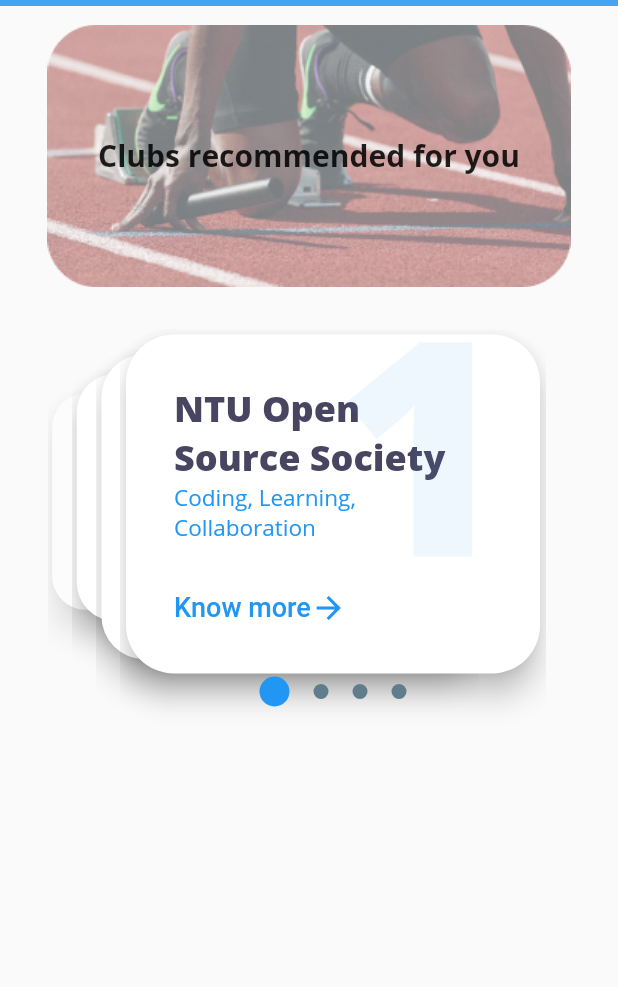
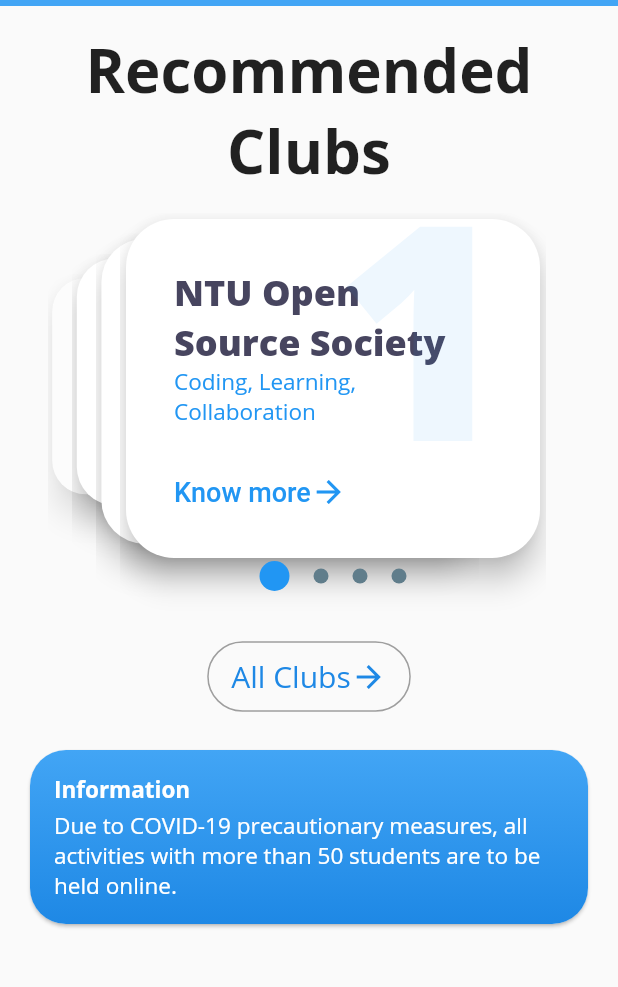
Before and after one commit to guptajay/NTUCollab, a Flutter app: the Clubs screen opened directly, on a phone screen of 412 x 824 dp, the part 84-1071 px from its top. Run offline on Flutter 3.47's test engine with Material 2 defaults, Android fonts, the phone set to English and light mode, and no system bars; our stand-ins replace cloud_firestore, firebase_auth, firebase_core, flutter_swiper, google_sign_in, multi_select_flutter and 1 more; accounts and stored records are empty; Roboto replaces fonts that are missing (Avenir).

Commit message:
Improvements (#18)
1. New Home Page
2. Create Group Page
3. All Modules/Clubs page
4. Bug Fixes and UI Improvements

```diff
--- a/lib/main.dart
+++ b/lib/main.dart
@@ -11,6 +11,7 @@ class MyApp extends StatelessWidget {
   Widget build(BuildContext context) {
     return MaterialApp(
       title: 'Flutter Login',
+      debugShowCheckedModeBanner: false,
       theme: ThemeData(
           textTheme: Theme.of(context).textTheme.apply(
             fontFamily: 'Open Sans',
--- /dev/null
+++ b/lib/screens/all_clubs.dart
@@ -0,0 +1,38 @@
+import 'package:flutter/material.dart';
+import 'package:ntucollab/widgets/app_bar.dart';
+import 'package:ntucollab/widgets/group_card.dart';
+
+class AllClubsPage extends StatefulWidget {
+  @override
+  _AllClubsPageState createState() => _AllClubsPageState();
+}
+
+class _AllClubsPageState extends State<AllClubsPage> {
+  @override
+  void initState() {
+    super.initState();
+  }
+
+  @override
+  Widget build(BuildContext context) {
+    return Scaffold(
+        appBar: AppbarWidget.getAppBar("All Clubs", Colors.blue[400], Colors.white),
+        body: SingleChildScrollView(
+          child: Column(children: <Widget>[
+            SizedBox(height: 10,),
+            Text("Sem 2, AY2020-21",
+                style:
+                TextStyle(fontSize: 40, fontWeight: FontWeight.bold)),
+            SizedBox(height: 10,),
+            GroupCard.getGroupCard("CZ1011 Maths 1", "", 25, context,1, "More", "Algebra, Calculus"),
+            GroupCard.getGroupCard("CZ3004 MDP", "", 25,context,2, "More", "Android, Arduino, Raspberry Pi"),
+            GroupCard.getGroupCard("CZ3005 AI", "", 25,context,3, "More", "Calculus, Logical Inference"),
+            GroupCard.getGroupCard("ET0001 Innovation", "", 25,context,2, "More", "Entrepreneurship, Online"),
+            GroupCard.getGroupCard("CZ3004 MDP", "", 25,context,2, "More", "Android, Arduino, Raspberry Pi"),
+            GroupCard.getGroupCard("CZ3005 AI", "", 25,context,3, "More", "Calculus, Logical Inference"),
+            GroupCard.getGroupCard("ET0001 Innovation", "", 25,context,2, "More", "Entrepreneurship, Online"),
+          ]
+          ),
+        ));
+  }
+}
--- /dev/null
+++ b/lib/screens/all_modules.dart
@@ -0,0 +1,38 @@
+import 'package:flutter/material.dart';
+import 'package:ntucollab/widgets/app_bar.dart';
+import 'package:ntucollab/widgets/group_card.dart';
+
+class AllModulesPage extends StatefulWidget {
+  @override
+  _AllModulesPageState createState() => _AllModulesPageState();
+}
+
+class _AllModulesPageState extends State<AllModulesPage> {
+  @override
+  void initState() {
+    super.initState();
+  }
+
+  @override
+  Widget build(BuildContext context) {
+    return Scaffold(
+        appBar: AppbarWidget.getAppBar("All Modules", Colors.blue[400], Colors.white),
+        body: SingleChildScrollView(
+          child: Column(children: <Widget>[
+            SizedBox(height: 10,),
+            Text("Sem 2, AY2020-21",
+                style:
+                TextStyle(fontSize: 40, fontWeight: FontWeight.bold)),
+            SizedBox(height: 10,),
+            GroupCard.getGroupCard("CZ1011 Maths 1", "", 25, context,1, "More", "Algebra, Calculus"),
+            GroupCard.getGroupCard("CZ3004 MDP", "", 25,context,2, "More", "Android, Arduino, Raspberry Pi"),
+            GroupCard.getGroupCard("CZ3005 AI", "", 25,context,3, "More", "Calculus, Logical Inference"),
+            GroupCard.getGroupCard("ET0001 Innovation", "", 25,context,2, "More", "Entrepreneurship, Online"),
+            GroupCard.getGroupCard("CZ3004 MDP", "", 25,context,2, "More", "Android, Arduino, Raspberry Pi"),
+            GroupCard.getGroupCard("CZ3005 AI", "", 25,context,3, "More", "Calculus, Logical Inference"),
+            GroupCard.getGroupCard("ET0001 Innovation", "", 25,context,2, "More", "Entrepreneurship, Online"),
+          ]
+          ),
+        ));
+  }
+}
--- a/lib/screens/club_details.dart
+++ b/lib/screens/club_details.dart
@@ -69,7 +69,7 @@ class _ClubDetailsPageState extends State<ClubDetailsPage> {
   Widget build(BuildContext context) {
     return Scaffold(
         appBar: AppbarWidget.getAppBar(
-            "Group Details", Colors.blue[400], Colors.white),
+            "Club Details", Colors.blue[400], Colors.white),
         body: SingleChildScrollView(
             child: Column(children: <Widget>[
               ClubDetailsCard.getClubDetailsCard(
--- a/lib/screens/club_tags.dart
+++ b/lib/screens/club_tags.dart
@@ -38,8 +38,7 @@ class _ClubTagsState extends State<ClubTags> {
         child: Container(
           alignment: Alignment.center,
           padding: EdgeInsets.all(20),
-          child: Flexible(
-            child: Column(
+          child: Column(
               children: <Widget>[
                 Text(
                   "Clubs",
@@ -131,7 +130,6 @@ class _ClubTagsState extends State<ClubTags> {
             ),
           ),
         ),
-      ),
     );
   }
 }
--- a/lib/screens/clubs.dart
+++ b/lib/screens/clubs.dart
@@ -1,5 +1,7 @@
 import 'package:flutter/material.dart';
 import 'package:flutter_swiper/flutter_swiper.dart';
+import 'package:ntucollab/screens/all_clubs.dart';
+import 'package:ntucollab/screens/all_groups.dart';
 import 'package:ntucollab/widgets/app_bar.dart';
 import 'package:ntucollab/models/recommend_data.dart';
 import 'club_details.dart';
@@ -16,19 +18,13 @@ class Clubs extends StatelessWidget {
               mainAxisAlignment: MainAxisAlignment.center,
               mainAxisSize: MainAxisSize.max,
               children: <Widget>[
-                Stack(alignment: Alignment.center, children: <Widget>[
-                  Image(
-                    image: AssetImage("assets/images/club.png"),
-                    height: 200.0,
-                  ),
-                  Container(
-                      alignment: Alignment.center,
-                      child: const Text("Clubs recommended for you",
-                          style: TextStyle(
-                            fontSize: 20,
-                            fontWeight: FontWeight.bold,
-                          ))),
-                ]),
+                SizedBox(height: 15),
+                const Text("Recommended Clubs",
+                    textAlign: TextAlign.center,
+                    style: TextStyle(
+                      fontSize: 40,
+                      fontWeight: FontWeight.bold,
+                    )),
                 SizedBox(height: 15),
                 Container(
                   height: 270,
@@ -147,6 +143,40 @@ class Clubs extends StatelessWidget {
                     },
                   ),
                 ),
+
+                SizedBox(height: 15,),
+                OutlineButton(
+                  splashColor: Colors.grey,
+                  onPressed: () {
+                    Navigator.push(
+                      context,
+                      MaterialPageRoute(builder: (context) => AllClubsPage()),
+                    );
+                  },
+                  shape: RoundedRectangleBorder(borderRadius: BorderRadius.circular(40)),
+                  highlightElevation: 0,
+                  borderSide: BorderSide(color: Colors.grey),
+                  child: Padding(
+                    padding: const EdgeInsets.fromLTRB(0, 10, 0, 10),
+                    child: Row(
+                      mainAxisSize: MainAxisSize.min,
+                      mainAxisAlignment: MainAxisAlignment.center,
+                      children: <Widget>[
+                        Text(
+                          'All Clubs',
+                          style: TextStyle(
+                            fontSize: 20,
+                            color: Colors.blue[600],
+                          ),
+                        ),
+                        Icon(Icons.arrow_forward, color: Colors.blue[600])
+                      ],
+                    ),
+                  ),
+                ),
+                SizedBox(height: 5,),
+                buildInfoCard()
+
               ],
             ),
           ),
@@ -154,4 +184,44 @@ class Clubs extends StatelessWidget {
       ),
     );
   }
+
+  Widget buildInfoCard() => Card(
+    margin: EdgeInsets.all(20),
+    clipBehavior: Clip.antiAlias,
+    shape: RoundedRectangleBorder(
+      borderRadius: BorderRadius.circular(24),
+    ),
+    child: Container(
+      decoration: BoxDecoration(
+        gradient: LinearGradient(
+          colors: [Colors.blue[400], Colors.blue[600]],
+          begin: Alignment.topCenter,
+          end: Alignment.bottomCenter,
+        ),
+      ),
+      padding: EdgeInsets.all(16),
+      child: Column(
+        crossAxisAlignment: CrossAxisAlignment.start,
+        children: [
+          Text(
+            'Information',
+            style: TextStyle(
+              fontSize: 15,
+              color: Colors.white,
+              fontWeight: FontWeight.bold,
+            ),
+          ),
+          const SizedBox(height: 4),
+          Text(
+            'Due to COVID-19 precautionary measures, all activities with more than 50 students are to be held online.',
+            style: TextStyle(
+              fontSize: 15,
+              color: Colors.white,
+            ),
+          ),
+        ],
+      ),
+    ),
+  );
+
 }
--- a/lib/screens/interest_group_tags.dart
+++ b/lib/screens/interest_group_tags.dart
@@ -39,8 +39,7 @@ class _InterestGroupTagsState extends State<InterestGroupTags> {
         child: Container(
           alignment: Alignment.center,
           padding: EdgeInsets.all(20),
-          child: Flexible(
-            child: Column(
+          child: Column(
               children: <Widget>[
                 Text(
                   "Interests",
@@ -132,7 +131,6 @@ class _InterestGroupTagsState extends State<InterestGroupTags> {
             ),
           ),
         ),
-      ),
     );
   }
 }
--- a/lib/screens/module_detail.dart
+++ b/lib/screens/module_detail.dart
@@ -73,7 +73,7 @@ class _GroupDetailsPageState extends State<GroupDetailsPage> {
   Widget build(BuildContext context) {
     return Scaffold(
         appBar: AppbarWidget.getAppBar(
-            "Group Details", Colors.blue[400], Colors.white),
+            "Module Details", Colors.blue[400], Colors.white),
         body: SingleChildScrollView(
             child: Column(children: <Widget>[
               ModuleDetailsCard.getModuleDetailsCard(
--- a/lib/screens/module_tags.dart
+++ b/lib/screens/module_tags.dart
@@ -45,8 +45,7 @@ class _ModuleTagsPageState extends State<ModuleTagsPage> {
         child: Container(
           alignment: Alignment.center,
           padding: EdgeInsets.all(20),
-          child: Flexible(
-            child: Column(
+          child: Column(
               children: <Widget>[
                 Text(
                   "Modules",
@@ -139,7 +138,6 @@ class _ModuleTagsPageState extends State<ModuleTagsPage> {
             ),
           ),
         ),
-      ),
     );
   }
 }
--- a/lib/screens/register.dart
+++ b/lib/screens/register.dart
@@ -84,6 +84,10 @@ class _RegisterPageState extends State<RegisterPage> {
               OutlineButton(
                 splashColor: Colors.grey,
                 onPressed: () {
+                  Navigator.push(
+                    context,
+                    MaterialPageRoute(builder: (context) => Home()),
+                  );
                 },
                 shape: RoundedRectangleBorder(borderRadius: BorderRadius.circular(40)),
                 highlightElevation: 0,
```
Also changed, not shown: lib/screens/all_groups.dart (+5 -5 lines), lib/screens/create_group.dart (added, +246 -0 lines), lib/screens/groups.dart (+39 -14 lines), lib/screens/modules.dart (+81 -16 lines), lib/widgets/group_card.dart (+4 -4 lines).
